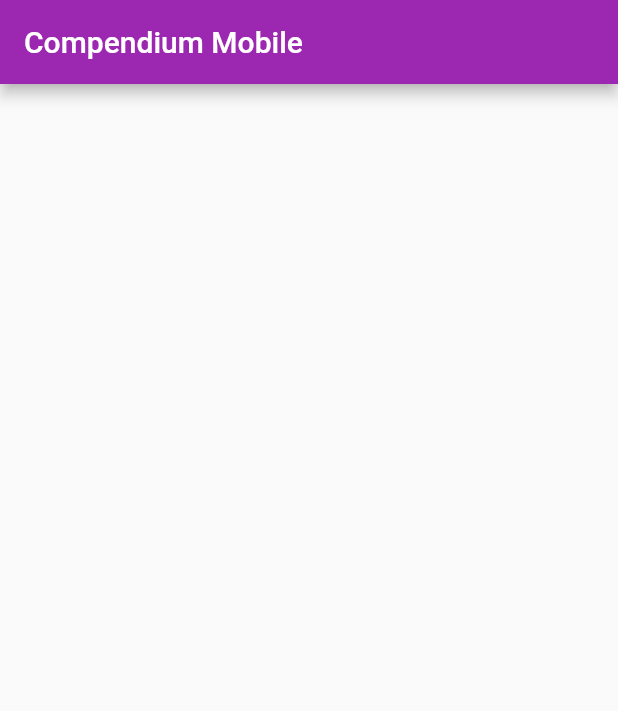
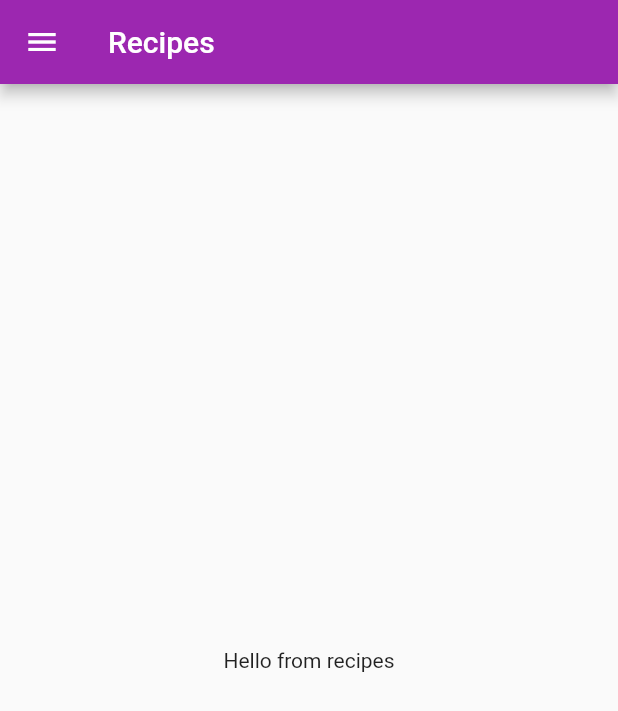
Before and after one commit to whonftw/compendium_mobile, a Flutter app: the screen it shows after launch, on a phone screen of 412 x 824 dp. Shown: the top 711 px of the screen. Run offline on Flutter 3.47's test engine with Material 2 defaults, Android fonts, the phone set to English and light mode, and no system bars.

Commit message:
initial navigation pane

```diff
--- a/lib/main.dart
+++ b/lib/main.dart
@@ -1,4 +1,4 @@
-import 'package:compendium_mobile/pages/home.dart';
+import 'package:compendium_mobile/pages/navigation_pane.dart';
 import 'package:flutter/material.dart';
 
 void main() => runApp(MyApp());
@@ -7,14 +7,13 @@ class MyApp extends StatelessWidget {
   @override
   Widget build(BuildContext context) {
     return MaterialApp(
-      title: 'Flutter Demo',
       theme: ThemeData(
         primarySwatch: Colors.purple,
       ),
       darkTheme: ThemeData(
         brightness: Brightness.dark
       ),
-      home: HomePage(),
+      home: NavigationPane(),
     );
   }
 }
--- a/lib/pages/home.dart
+++ /dev/null
@@ -1,14 +0,0 @@
-import 'package:compendium_mobile/strings/resources.dart';
-import 'package:flutter/material.dart';
-
-class HomePage extends StatelessWidget
-{
-  @override
-  Widget build(BuildContext context) {
-
-    return Scaffold(
-      appBar: AppBar(title: Text(Resources.appTitle)),
-    );
-  }
-
-}
--- /dev/null
+++ b/lib/pages/navigation_pane.dart
@@ -0,0 +1,70 @@
+import 'package:compendium_mobile/pages/recipes.dart';
+import 'package:compendium_mobile/strings/pages.dart';
+import 'package:compendium_mobile/strings/resources.dart';
+import 'package:compendium_mobile/util/drawer_item.dart';
+import 'package:flutter/material.dart';
+
+class NavigationPane extends StatefulWidget
+{
+  final drawerItems = [
+    new DrawerItem(Pages.recipes, Icons.list),
+  ];
+
+  @override
+  State<StatefulWidget> createState() {
+    return new NavigationPaneState();
+  }
+
+}
+
+class NavigationPaneState extends State<NavigationPane> {
+  int _selectedDrawerIndex = 0;
+
+  _getDrawerItemWidget(int pos) {
+    switch (pos) {
+      case 0:
+        return new RecipesPage();
+      default:
+        return new Text("Error");
+    }
+  }
+
+  _onSelectItem(int index) {
+    setState(() => _selectedDrawerIndex = index);
+    Navigator.of(context).pop(); // close the drawer
+  }
+
+  @override
+  Widget build(BuildContext context) {
+    List<Widget> drawerOptions = [];
+    for (var i = 0; i < widget.drawerItems.length; i++) {
+      var d = widget.drawerItems[i];
+      drawerOptions.add(
+        new ListTile(
+          leading: new Icon(d.icon),
+          title: new Text(d.title),
+          selected: i == _selectedDrawerIndex,
+          onTap: () => _onSelectItem(i),
+        )
+      );
+    }
+
+    return new Scaffold(
+      appBar: new AppBar(
+        // here we display the title corresponding to the fragment
+        // you can instead choose to have a static title
+        title: new Text(widget.drawerItems[_selectedDrawerIndex].title),
+      ),
+      drawer: new Drawer(
+        child: new Column(
+          children: <Widget>[
+            new UserAccountsDrawerHeader(
+                accountName: new Text(Resources.appTitle), accountEmail: null),
+            new Column(children: drawerOptions)
+          ],
+        ),
+      ),
+      body: _getDrawerItemWidget(_selectedDrawerIndex),
+    );
+  }
+}
--- /dev/null
+++ b/lib/pages/recipes.dart
@@ -0,0 +1,11 @@
+import 'package:flutter/material.dart';
+
+class RecipesPage extends StatelessWidget {
+  @override
+  Widget build(BuildContext context) {
+    return new Center(
+      child: new Text("Hello from recipes"),
+    );
+  }
+
+}
--- /dev/null
+++ b/lib/strings/pages.dart
@@ -0,0 +1,4 @@
+class Pages {
+  static var recipes = 'Recipes';
+  static var home = 'Home';
+}
--- /dev/null
+++ b/lib/util/drawer_item.dart
@@ -0,0 +1,7 @@
+import 'package:flutter/material.dart';
+
+class DrawerItem {
+  String title;
+  IconData icon;
+  DrawerItem(this.title, this.icon);
+}
```
Also changed, not shown: 1 other file.
